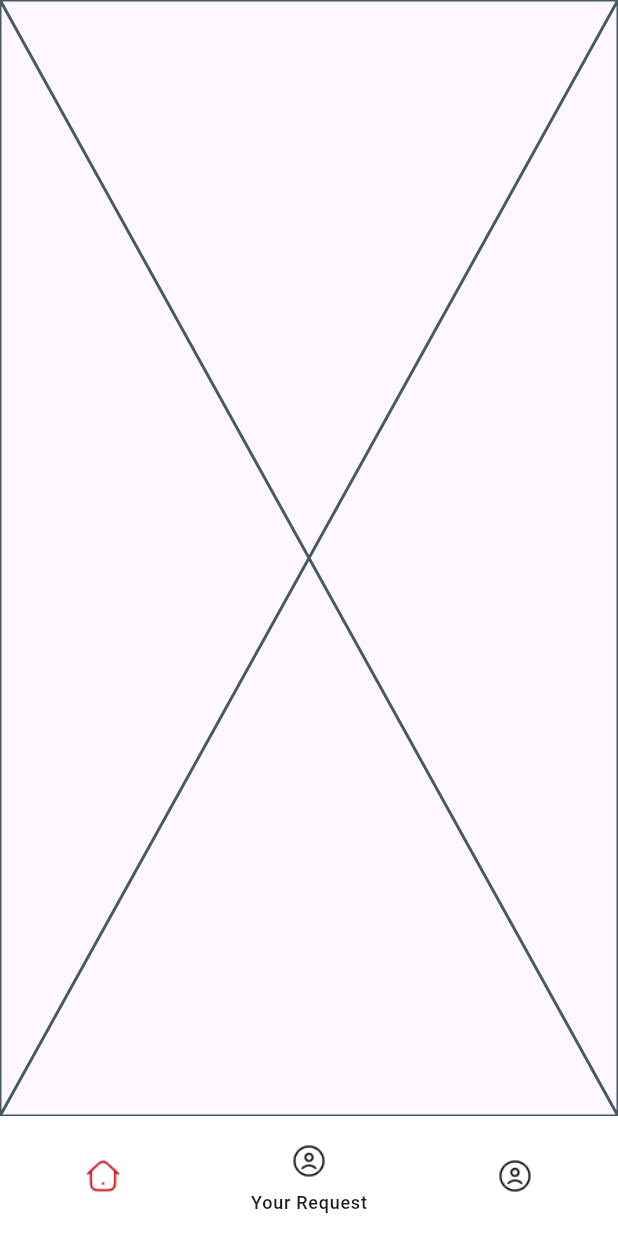
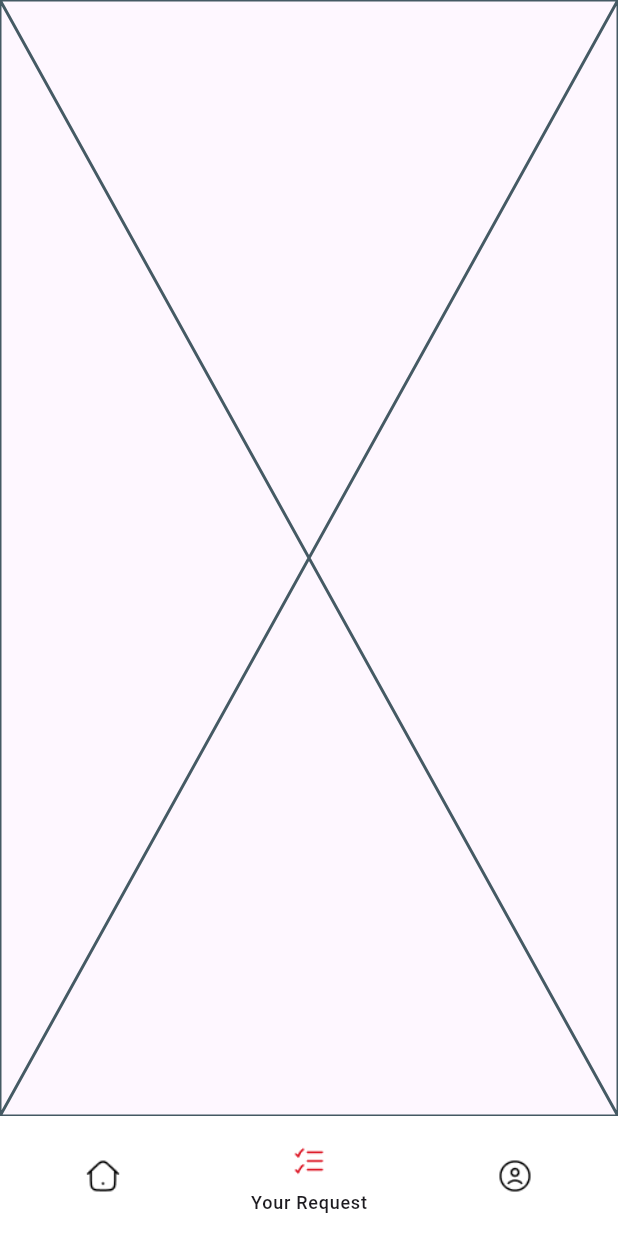
Before and after one commit to Rostomgh/Satim_App, a Flutter app: the LayoutScreen screen opened by its route, item 2 of the bottom bar chosen, on a phone screen of 412 x 824 dp. Run offline on Flutter 3.47's test engine with Material 3 defaults, Android fonts, the light colour scheme and no system bars; our stand-ins replace bloc, dio, flutter_bloc, hugeicons.

Commit message:
index cubit

```diff
--- a/lib/core/helper/layout.dart
+++ b/lib/core/helper/layout.dart
@@ -34,7 +34,7 @@ class LayoutScreen extends StatelessWidget {
                 icon: Image.asset(
                   Assets.nav1,
                   height: 24,
-                  color: cubit.currentIndex == 1
+                  color: cubit.currentIndex == 0
                         ?  AppColor.satim
                       : AppColor.black,
                 ),
@@ -42,9 +42,9 @@ class LayoutScreen extends StatelessWidget {
               ),
               NavigationDestination(
                 icon: Image.asset(
-                  Assets.nav3,
+                  Assets.nav2,
                   height: 24,
-                  color: cubit.currentIndex == 3
+                  color: cubit.currentIndex == 1
                     ?  AppColor.satim
                       : AppColor.black,
                 ),
@@ -54,7 +54,7 @@ class LayoutScreen extends StatelessWidget {
                 icon: Image.asset(
                   Assets.nav3,
                   height: 24,
-                  color: cubit.currentIndex == 3
+                  color: cubit.currentIndex == 2
                     ?  AppColor.satim
                       : AppColor.black,
                 ),
```
